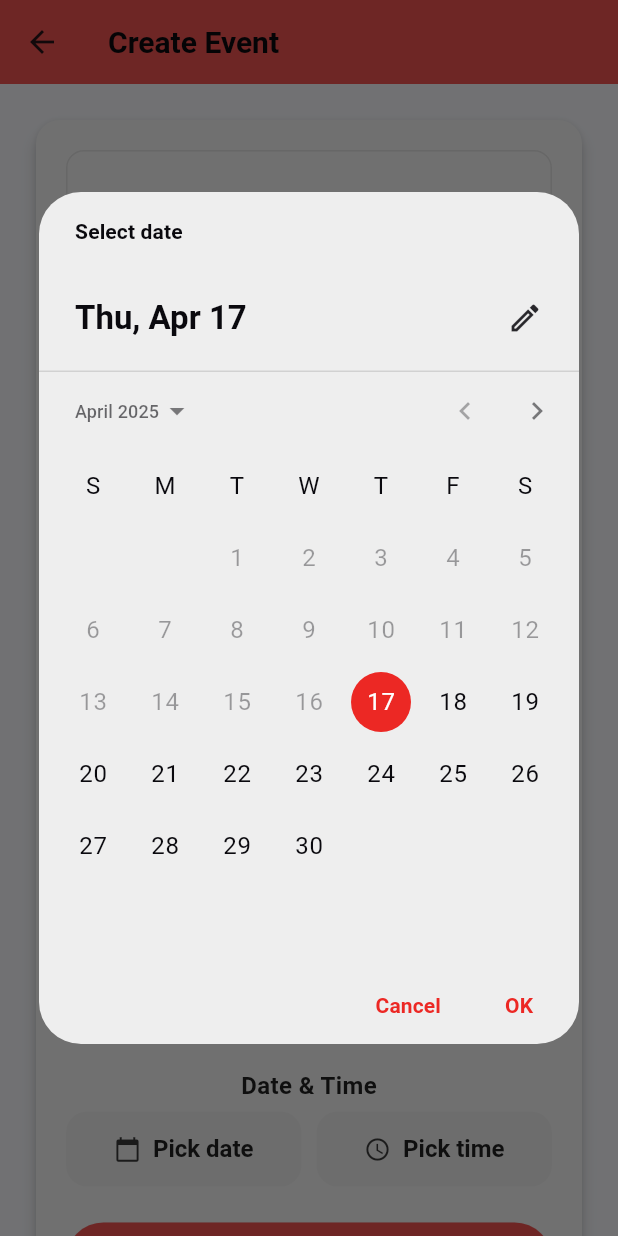
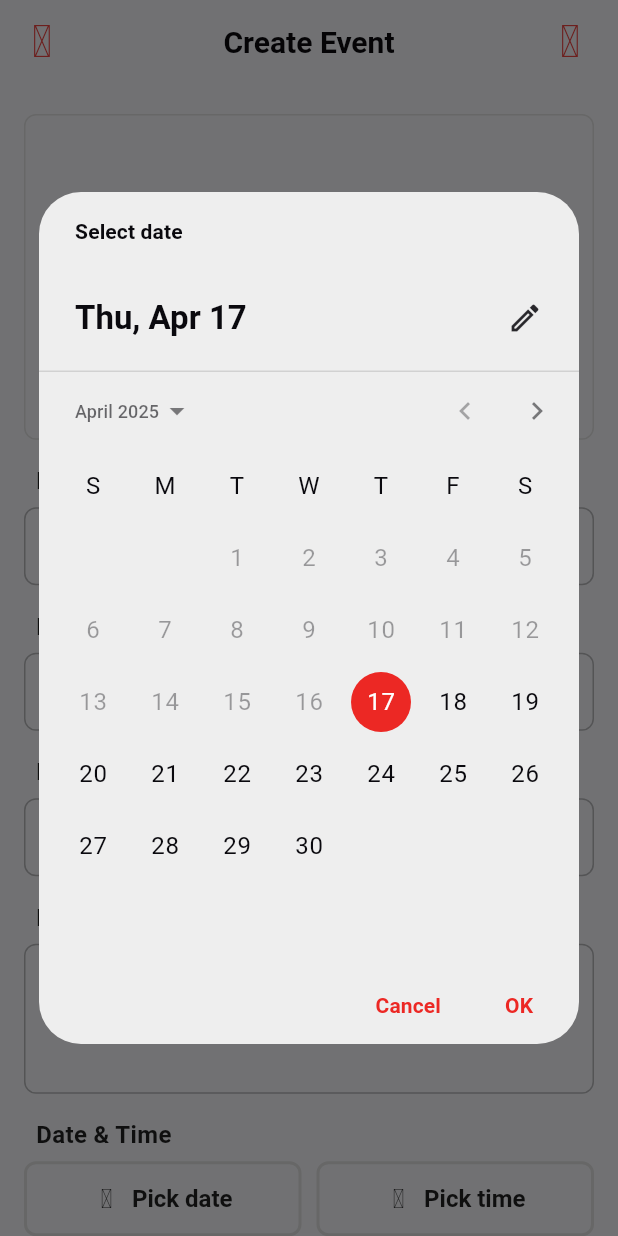
Before and after one commit to JanithNadeera/SmartRetiree, a Flutter app: the CreateEventScreen screen opened directly, after a tap on "Pick date", on a phone screen of 412 x 824 dp. Run offline on Flutter 3.47's test engine with Material 3 defaults, Android fonts, the phone set to English and light mode, and no system bars; drawn by our look-alikes of loader_overlay; our stand-ins replace cached_network_image, cloud_firestore, firebase_auth, firebase_core, flutter_riverpod, flutter_svg and 6 more; missing offline and left inert: ming_cute_icons; accounts and stored records are empty; statements that could not run were skipped.

```diff
--- a/lib/models/app_event.dart
+++ b/lib/models/app_event.dart
@@ -1,3 +1,4 @@
+// ignore_for_file: public_member_api_docs, sort_constructors_first
 import 'package:cloud_firestore/cloud_firestore.dart';
 
 class AppEvent {
@@ -53,4 +54,30 @@ class AppEvent {
       'members': members,
     };
   }
+
+  AppEvent copyWith({
+    String? id,
+    String? name,
+    DateTime? time,
+    String? location,
+    String? type,
+    String? imageUrl,
+    String? description,
+    DateTime? createdAt,
+    String? createdBy,
+    List<String>? members,
+  }) {
+    return AppEvent(
+      id: id ?? this.id,
+      name: name ?? this.name,
+      time: time ?? this.time,
+      location: location ?? this.location,
+      type: type ?? this.type,
+      imageUrl: imageUrl ?? this.imageUrl,
+      description: description ?? this.description,
+      createdAt: createdAt ?? this.createdAt,
+      createdBy: createdBy ?? this.createdBy,
+      members: members ?? this.members,
+    );
+  }
 }
--- a/lib/ui/mp/chat/single_chat_room_screen.dart
+++ b/lib/ui/mp/chat/single_chat_room_screen.dart
@@ -133,7 +133,8 @@ class _SingleChatRoomScreenState extends ConsumerState<SingleChatRoomScreen> {
               }
 
               final userMap = userSnapshot.data!;
-              final currentUser = userMap[_currentUser.uid]!;
+              final currentUser =
+                  userMap[_currentUser.uid] ?? ref.watch(userProvider);
 
               return Scaffold(
                 appBar: CustomAppBar(
@@ -223,7 +224,7 @@ class _SingleChatRoomScreenState extends ConsumerState<SingleChatRoomScreen> {
                     MessageInput(
                       controller: _messageController,
                       focusNode: _focusNode,
-                      sendMessage: () => _sendMessage(currentUser, memberIds),
+                      sendMessage: () => _sendMessage(currentUser!, memberIds),
                     ),
                   ],
                 ),
--- a/lib/ui/mp/events/upload_event.dart
+++ b/lib/ui/mp/events/upload_event.dart
@@ -4,12 +4,14 @@ import 'package:flutter/material.dart';
 import 'package:flutter_riverpod/flutter_riverpod.dart';
 import 'package:image_picker/image_picker.dart';
 import 'package:intl/intl.dart';
+import 'package:ming_cute_icons/ming_cute_icons.dart';
 import 'package:smart_retiree/models/app_event.dart';
 import 'package:smart_retiree/models/app_user.dart';
 import 'package:smart_retiree/providers/user_provider.dart';
 import 'package:smart_retiree/utils/core_utils.dart';
 import 'package:smart_retiree/utils/image_upload.dart';
 import 'package:smart_retiree/utils/loader.dart';
+import 'package:smart_retiree/utils/theme_extension.dart';
 
 class CreateEventScreen extends ConsumerStatefulWidget {
   const CreateEventScreen({super.key});
@@ -64,20 +66,24 @@ class _CreateEventScreenState extends ConsumerState<CreateEventScreen> {
     if (picked != null) setState(() => _selectedTime = picked);
   }
 
+  void _removeImage() {
+    setState(() {
+      _selectedImage = null;
+    });
+  }
+
   void _submitForm() async {
     if (!_formKey.currentState!.validate() ||
         _selectedImage == null ||
         _selectedDate == null ||
         _selectedTime == null) {
-      ScaffoldMessenger.of(context).showSnackBar(
-        const SnackBar(content: Text('Please complete all fields!')),
-      );
+      CoreUtils.showToast(
+          type: ToastType.error, message: 'Please complete all fields!');
+
       return;
     }
 
     _formKey.currentState!.save();
-
-    // Combine date and time
     final fullDateTime = DateTime(
       _selectedDate!.year,
       _selectedDate!.month,
@@ -109,8 +115,6 @@ class _CreateEventScreenState extends ConsumerState<CreateEventScreen> {
       CoreUtils.showToast(
           type: ToastType.success, message: "🎉 Event created successfully!");
       CoreUtils.postFrameCall(() => Navigator.pop(context));
-
-      // Optionally go back
     } catch (e) {
       CoreUtils.showToast(
           type: ToastType.error, message: "Error: ${e.toString()}");
@@ -121,11 +125,18 @@ class _CreateEventScreenState extends ConsumerState<CreateEventScreen> {
 
   Widget _buildSectionTitle(String title) {
     return Padding(
-      padding: const EdgeInsets.only(top: 16, bottom: 6),
+      padding: const EdgeInsets.only(top: 16, bottom: 6, left: 8),
+      child: Align(
+        alignment: Alignment.centerLeft,
         child: Text(
           title,
           style: const TextStyle(
-            fontWeight: FontWeight.w600, fontSize: 16, color: Colors.black87),
+            fontWeight: FontWeight.w600,
+            fontSize: 16,
+            color: Colors.black87,
+          ),
+          textAlign: TextAlign.left,
+        ),
       ),
     );
   }
@@ -135,40 +146,88 @@ class _CreateEventScreenState extends ConsumerState<CreateEventScreen> {
     return Scaffold(
       backgroundColor: const Color(0xfff6f7fb),
       appBar: AppBar(
-        title: const Text('Create Event'),
-        backgroundColor: Colors.red.shade400,
         elevation: 0,
+        surfaceTintColor: Colors.transparent,
+        leading: IconButton(
+          onPressed: () => Navigator.pop(context),
+          icon: Icon(
+            MingCuteIcons.mgc_close_circle_line,
+            size: 30,
+            color: context.primary,
           ),
-      body: SingleChildScrollView(
-        padding: const EdgeInsets.all(20),
-        child: Card(
-          elevation: 4,
-          shape:
-              RoundedRectangleBorder(borderRadius: BorderRadius.circular(16)),
-          child: Padding(
-            padding: const EdgeInsets.all(20),
+        ),
+        centerTitle: true,
+        title: Text(
+          "Create Event",
+          style: context.headlineMedium,
+        ),
+        actions: [
+          Padding(
+            padding: const EdgeInsets.only(right: 8),
+            child: IconButton(
+              onPressed: _submitForm,
+              icon: Icon(
+                MingCuteIcons.mgc_send_plane_line,
+                size: 30,
+                color: context.primary,
+              ),
+            ),
+          )
+        ],
+      ),
+      body: SafeArea(
+        child: SingleChildScrollView(
+          padding: const EdgeInsets.symmetric(horizontal: 16, vertical: 20),
           child: Form(
             key: _formKey,
-              child: Column(children: [
-                // Image Picker
-                GestureDetector(
+            child: Column(
+              children: [
+                AspectRatio(
+                  aspectRatio: 1.75,
+                  child: Container(
+                    alignment: Alignment.center,
+                    decoration: BoxDecoration(
+                      borderRadius: BorderRadius.circular(8),
+                      color: Colors.transparent,
+                      border: Border.all(color: Colors.grey.shade300),
+                    ),
+                    child: _selectedImage != null
+                        ? Stack(
+                            children: [
+                              ClipRRect(
+                                borderRadius: BorderRadius.circular(8),
+                                child: AspectRatio(
+                                  aspectRatio: 1.75,
+                                  child: Image.file(
+                                    _selectedImage!,
+                                    fit: BoxFit.fill,
+                                  ),
+                                ),
+                              ),
+                              Positioned(
+                                right: 8,
+                                top: 8,
+                                child: GestureDetector(
+                                  onTap: _removeImage,
+                                  child: Container(
+                                    decoration: BoxDecoration(
+                                      color: Colors.black.withAlpha(120),
+                                      shape: BoxShape.circle,
+                                    ),
+                                    padding: const EdgeInsets.all(4),
+                                    child: const Icon(
+                                      Icons.close,
+                                      color: Colors.white,
+                                      size: 20,
+                                    ),
+                                  ),
+                                ),
+                              )
+                            ],
+                          )
+                        : GestureDetector(
                             onTap: _pickImage,
-                  child: Container(
-                    height: 160,
-                    width: double.infinity,
-                    decoration: BoxDecoration(
-                      borderRadius: BorderRadius.circular(12),
-                      color: Colors.grey[100],
-                      border: Border.all(color: Colors.grey.shade300),
-                      image: _selectedImage != null
-                          ? DecorationImage(
-                              image: FileImage(_selectedImage!),
-                              fit: BoxFit.cover,
-                            )
-                          : null,
-                    ),
-                    child: _selectedImage == null
-                        ? const Center(
+                            child: const Center(
                               child: Column(
                                 mainAxisSize: MainAxisSize.min,
                                 children: [
@@ -177,11 +236,10 @@ class _CreateEventScreenState extends ConsumerState<CreateEventScreen> {
                                   Text("Tap to upload event image"),
                                 ],
                               ),
-                          )
-                        : null,
                             ),
                           ),
-
+                  ),
+                ),
                 _buildSectionTitle("Event Name"),
                 TextFormField(
                   decoration: _inputDecoration("Enter event name"),
@@ -189,7 +247,6 @@ class _CreateEventScreenState extends ConsumerState<CreateEventScreen> {
                       val == null || val.isEmpty ? "Required" : null,
                   onSaved: (val) => _name = val,
                 ),
-
                 _buildSectionTitle("Location"),
                 TextFormField(
                   decoration: _inputDecoration("Enter location"),
@@ -197,7 +254,6 @@ class _CreateEventScreenState extends ConsumerState<CreateEventScreen> {
                       val == null || val.isEmpty ? "Required" : null,
                   onSaved: (val) => _location = val,
                 ),
-
                 _buildSectionTitle("Event Type"),
                 DropdownButtonFormField<String>(
                   value: _type,
@@ -213,20 +269,18 @@ class _CreateEventScreenState extends ConsumerState<CreateEventScreen> {
                   validator: (val) => val == null ? "Required" : null,
                   onChanged: (val) => _type = val,
                 ),
-
                 _buildSectionTitle("Description"),
                 TextFormField(
                   decoration: _inputDecoration("Write description"),
                   maxLines: 3,
                   onSaved: (val) => _description = val,
                 ),
-
                 _buildSectionTitle("Date & Time"),
                 Row(
                   children: [
                     Expanded(
                       child: ElevatedButton.icon(
-                        icon: const Icon(Icons.calendar_today),
+                        icon: const Icon(MingCuteIcons.mgc_calendar_add_line),
                         style: _pickerButtonStyle(),
                         label: Text(_selectedDate == null
                             ? "Pick date"
@@ -237,7 +291,9 @@ class _CreateEventScreenState extends ConsumerState<CreateEventScreen> {
                     const SizedBox(width: 10),
                     Expanded(
                       child: ElevatedButton.icon(
-                        icon: const Icon(Icons.access_time),
+                        icon: const Icon(
+                          MingCuteIcons.mgc_time_line,
+                        ),
                         style: _pickerButtonStyle(),
                         label: Text(_selectedTime == null
                             ? "Pick time"
@@ -247,21 +303,7 @@ class _CreateEventScreenState extends ConsumerState<CreateEventScreen> {
                     ),
                   ],
                 ),
-
-                const SizedBox(height: 24),
-                ElevatedButton(
-                  style: ElevatedButton.styleFrom(
-                    backgroundColor: Colors.red.shade400,
-                    padding: const EdgeInsets.symmetric(vertical: 14),
-                    shape: RoundedRectangleBorder(
-                        borderRadius: BorderRadius.circular(30)),
-                    textStyle: const TextStyle(
-                        fontSize: 16, fontWeight: FontWeight.bold),
-                  ),
-                  onPressed: _submitForm,
-                  child: const Text("Create Event"),
-                ),
-              ]),
+              ],
             ),
           ),
         ),
@@ -272,8 +314,7 @@ class _CreateEventScreenState extends ConsumerState<CreateEventScreen> {
   InputDecoration _inputDecoration(String hint) {
     return InputDecoration(
       hintText: hint,
-      filled: true,
-      fillColor: Colors.grey[100],
+      filled: false,
       contentPadding: const EdgeInsets.symmetric(vertical: 14, horizontal: 16),
       border: OutlineInputBorder(
         borderRadius: BorderRadius.circular(14),
@@ -285,11 +326,12 @@ class _CreateEventScreenState extends ConsumerState<CreateEventScreen> {
   ButtonStyle _pickerButtonStyle() {
     return ElevatedButton.styleFrom(
       padding: const EdgeInsets.symmetric(vertical: 14),
-      backgroundColor: Colors.grey[200],
+      backgroundColor: Colors.transparent,
       foregroundColor: Colors.black87,
       elevation: 0,
+      side: BorderSide(color: Colors.grey.shade300, width: 2),
       shape: RoundedRectangleBorder(
-        borderRadius: BorderRadius.circular(14),
+        borderRadius: BorderRadius.circular(8),
       ),
     );
   }
--- a/lib/ui/mp/feed/feed_screen.dart
+++ b/lib/ui/mp/feed/feed_screen.dart
@@ -3,7 +3,7 @@ import 'package:flutter/material.dart';
 import 'package:smart_retiree/models/app_post.dart';
 import 'package:smart_retiree/ui/mp/feed/post_view.dart';
 import 'package:smart_retiree/ui/mp/feed/widgets/home_app_bar.dart';
-// import 'package:smart_retiree/utils/firebase_utils.dart';
+import 'package:smart_retiree/utils/firebase_utils.dart';
 import 'package:smart_retiree/utils/loader.dart';
 import 'package:smart_retiree/utils/theme_extension.dart';
 
@@ -18,7 +18,7 @@ class _FeedScreenState extends State<FeedScreen> {
   @override
   void initState() {
     super.initState();
-    // FirebaseUtils.clearAllposts();
+    // FirebaseUtils.clearAllEvents();
   }
 
   Stream<List<AppPost>> _postsStream() {
--- a/pubspec.yaml
+++ b/pubspec.yaml
@@ -30,6 +30,7 @@ dependencies:
   http: ^1.3.0
   ming_cute_icons: ^0.0.7
   cached_network_image: ^3.4.1
+  speech_to_text: ^7.0.0
 
 dev_dependencies:
   flutter_test:
```
Also changed, not shown: lib/ui/mp/events/event_details.dart (+31 -27 lines), lib/ui/mp/events/event_screen.dart (+1 -10 lines), lib/ui/mp/events/widgets/no_events.dart (+8 -7 lines), lib/ui/mp/feed/create_post_screen.dart (+3 -6 lines), lib/ui/mp/navigation/navigation_screen.dart (+54 -0 lines), pubspec.lock, 4 other files. Lines whose indentation alone changed are shown as unchanged.
